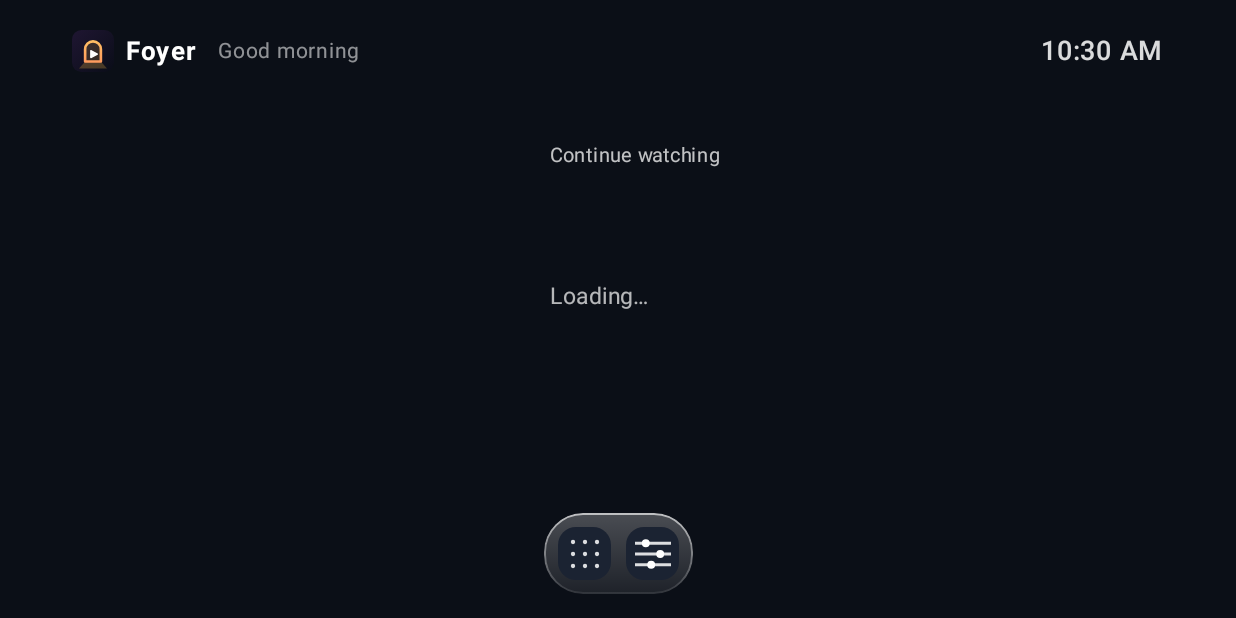
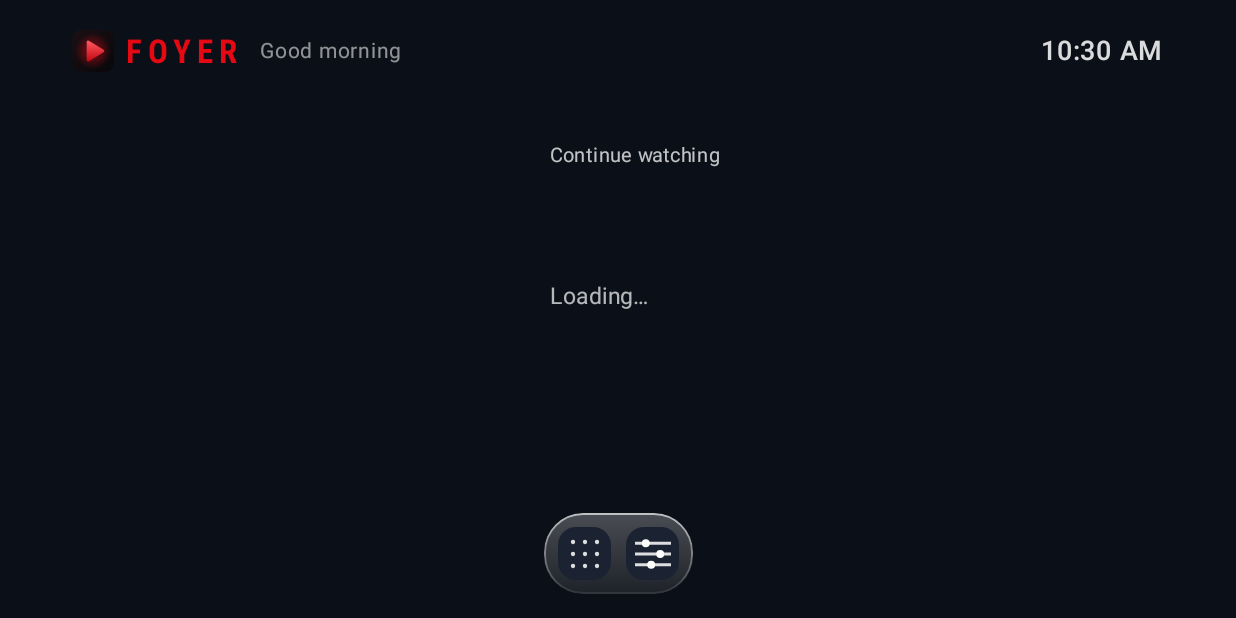
Before and after one commit to longmoneysniper/Foyer, an Android app built with Jetpack Compose: the composable HomeScreen shown on its own in the app's theme, on a phone screen of 824 x 412 dp (held sideways). Run offline under Robolectric (Android 15) with nearby library versions, the phone set to English and light mode, and no system bars; pictures from the network do not load.

Commit message:
Update logo design and text styling in HomeScreen

```diff
--- a/app/src/main/java/app/jellylauncher/ui/HomeScreen.kt
+++ b/app/src/main/java/app/jellylauncher/ui/HomeScreen.kt
@@ -662,46 +662,47 @@ private fun Logo(greeting: String) {
     Row(verticalAlignment = Alignment.CenterVertically) {
         JellyMark(Modifier.size(28.dp))
         Spacer(Modifier.width(8.dp))
-        Text("Foyer", color = Color.White, fontSize = 17.sp, fontWeight = FontWeight.Bold, letterSpacing = 1.sp)
+        Text(
+            "FOYER",
+            color = Color(0xFFE50914),
+            fontSize = 22.sp,
+            fontWeight = FontWeight.Bold,
+            letterSpacing = 4.sp,
+            style = TextStyle(fontFamily = FontFamily(android.graphics.Typeface.create("sans-serif-condensed", android.graphics.Typeface.BOLD))),
+        )
         Spacer(Modifier.width(14.dp))
         Text(greeting, color = Color.White.copy(alpha = 0.55f), fontSize = 14.sp)
     }
 }
 
-/** The logo: a lit doorway (the foyer, where you pick what to watch) with a play button inside. */
+/** The logo: a glowing red play arrow on a dark tile. */
 @Composable
 fun JellyMark(modifier: Modifier = Modifier) {
     Canvas(modifier) {
-        val s = size.width / 96f
+        val s = size.width / 120f
         drawRoundRect(
-            brush = Brush.linearGradient(listOf(Color(0xFF1F1632), Color(0xFF0A0D18))),
-            cornerRadius = androidx.compose.ui.geometry.CornerRadius(22f * s, 22f * s),
+            brush = Brush.linearGradient(listOf(Color(0xFF1C1014), Color(0xFF07070A))),
+            cornerRadius = androidx.compose.ui.geometry.CornerRadius(28f * s, 28f * s),
         )
-        // light spilling out of the door onto the floor
-        val spill = Path().apply {
-            moveTo(30f * s, 72f * s); lineTo(66f * s, 72f * s); lineTo(80f * s, 88f * s); lineTo(16f * s, 88f * s); close()
+        drawCircle(
+            brush = Brush.radialGradient(
+                colors = listOf(Color(0x99E50914), Color(0x00E50914)),
+                center = Offset(60f * s, 60f * s),
+                radius = 52f * s,
+            ),
+            radius = 52f * s,
+            center = Offset(60f * s, 60f * s),
+        )
+        val tri = Path().apply {
+            moveTo(46f * s, 34f * s); lineTo(88f * s, 60f * s); lineTo(46f * s, 86f * s); close()
         }
-        drawPath(spill, Color(0xFFFFC145).copy(alpha = 0.25f))
-        // the doorway
-        val door = Path().apply {
-            moveTo(30f * s, 72f * s)
-            lineTo(30f * s, 44f * s)
-            arcTo(androidx.compose.ui.geometry.Rect(30f * s, 26f * s, 66f * s, 62f * s), 180f, 180f, false)
-            lineTo(66f * s, 72f * s)
-            close()
-        }
-        drawPath(door, Color(0xFFFFC145).copy(alpha = 0.15f))
-        drawPath(
-            door,
-            Brush.verticalGradient(listOf(Color(0xFFFFD166), Color(0xFFFF8A5B))),
-            style = androidx.compose.ui.graphics.drawscope.Stroke(width = 6f * s, join = androidx.compose.ui.graphics.StrokeJoin.Round),
+        val red = Brush.verticalGradient(
+            colors = listOf(Color(0xFFFF5A63), Color(0xFFC20812)),
+            startY = 30f * s,
+            endY = 90f * s,
         )
-        // play button inside
-        val tri = Path().apply {
-            moveTo(43f * s, 47f * s); lineTo(58f * s, 55f * s); lineTo(43f * s, 63f * s); close()
-        }
-        drawPath(tri, Color.White)
-        drawPath(tri, Color.White, style = androidx.compose.ui.graphics.drawscope.Stroke(width = 3f * s, join = androidx.compose.ui.graphics.StrokeJoin.Round))
+        drawPath(tri, red)
+        drawPath(tri, red, style = androidx.compose.ui.graphics.drawscope.Stroke(width = 8f * s, join = androidx.compose.ui.graphics.StrokeJoin.Round))
     }
 }
 
```
